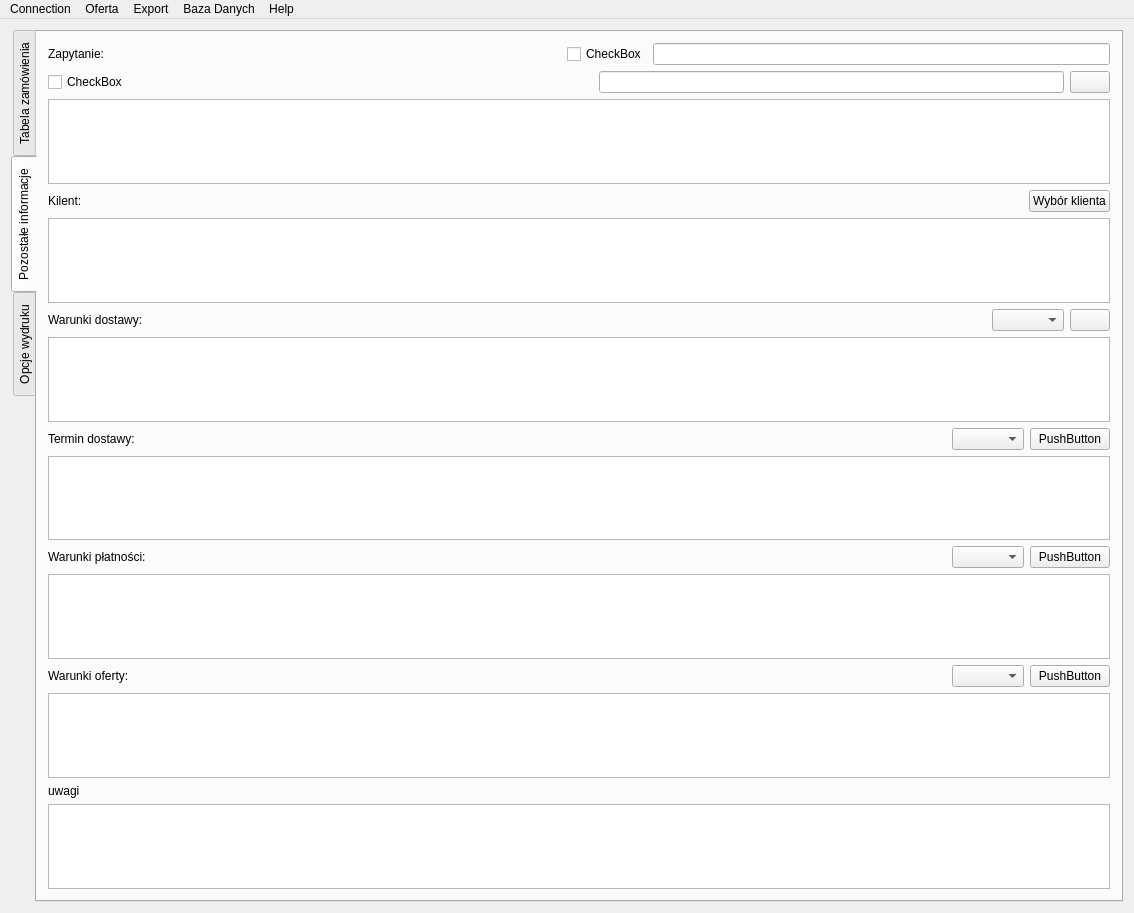
This is MainWindow.ui in konserw/koferta as Qt 5 draws it before an edit. The edited form follows.
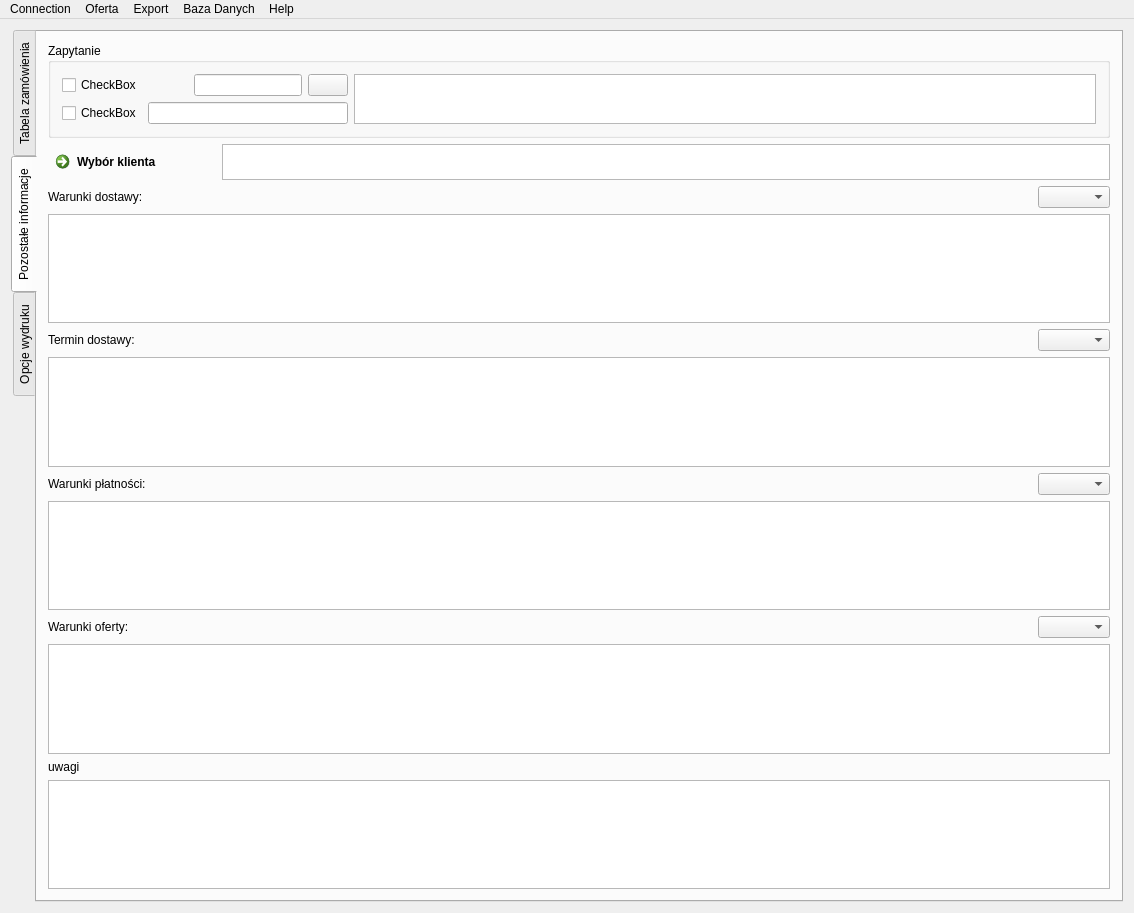
This is the edited form. Icons and pictures are not drawn.

```diff
--- a/MainWindow.ui
+++ b/MainWindow.ui
@@ -18,7 +18,7 @@
     <normaloff>:/ico</normaloff>:/ico</iconset>
   </property>
   <widget class="QWidget" name="centralWidget">
-   <layout class="QHBoxLayout" name="horizontalLayout_10">
+   <layout class="QVBoxLayout" name="verticalLayout_5">
     <item>
      <widget class="QTabWidget" name="tabWidget">
       <property name="tabPosition">
@@ -79,41 +79,24 @@
        <attribute name="title">
         <string>Pozostałe informacje</string>
        </attribute>
-       <layout class="QVBoxLayout" name="verticalLayout">
+       <layout class="QVBoxLayout" name="verticalLayout_3">
         <item>
+         <widget class="QGroupBox" name="grupBox_zapytanie">
+          <property name="sizePolicy">
+           <sizepolicy hsizetype="Preferred" vsizetype="Minimum">
+            <horstretch>0</horstretch>
+            <verstretch>0</verstretch>
+           </sizepolicy>
+          </property>
+          <property name="title">
+           <string>Zapytanie</string>
+          </property>
          <layout class="QHBoxLayout" name="horizontalLayout_4">
           <item>
-           <widget class="QLabel" name="label_zapytanie">
-            <property name="text">
-             <string>Zapytanie:</string>
-            </property>
-           </widget>
-          </item>
-          <item>
-           <spacer name="horizontalSpacer_5">
-            <property name="orientation">
-             <enum>Qt::Horizontal</enum>
-            </property>
-            <property name="sizeHint" stdset="0">
-             <size>
-              <width>40</width>
-              <height>20</height>
-             </size>
-            </property>
-           </spacer>
-          </item>
-          <item>
-           <widget class="QCheckBox" name="checkBox_zapytanieNr">
-            <property name="text">
-             <string>CheckBox</string>
-            </property>
-           </widget>
-          </item>
-          <item>
-           <widget class="QLineEdit" name="lineEdit_zapytanieNr"/>
-          </item>
-         </layout>
-        </item>
+            <layout class="QVBoxLayout" name="verticalLayout">
+             <property name="sizeConstraint">
+              <enum>QLayout::SetDefaultConstraint</enum>
+             </property>
         <item>
          <layout class="QHBoxLayout" name="horizontalLayout">
           <item>
@@ -124,23 +107,23 @@
            </widget>
           </item>
           <item>
-           <spacer name="horizontalSpacer_6">
-            <property name="orientation">
-             <enum>Qt::Horizontal</enum>
-            </property>
-            <property name="sizeHint" stdset="0">
-             <size>
-              <width>40</width>
-              <height>20</height>
-             </size>
-            </property>
-           </spacer>
-          </item>
-          <item>
-           <widget class="QLineEdit" name="lineEdit_zapytanieData"/>
+                <widget class="QLineEdit" name="lineEdit_zapytanieData">
+                 <property name="sizePolicy">
+                  <sizepolicy hsizetype="Fixed" vsizetype="Fixed">
+                   <horstretch>0</horstretch>
+                   <verstretch>0</verstretch>
+                  </sizepolicy>
+                 </property>
+                </widget>
           </item>
           <item>
            <widget class="QPushButton" name="pushButton_zapytanieData">
+                 <property name="sizePolicy">
+                  <sizepolicy hsizetype="Fixed" vsizetype="Fixed">
+                   <horstretch>0</horstretch>
+                   <verstretch>0</verstretch>
+                  </sizepolicy>
+                 </property>
             <property name="text">
              <string/>
             </property>
@@ -159,54 +142,94 @@
          </layout>
         </item>
         <item>
+              <layout class="QHBoxLayout" name="horizontalLayout_11">
+               <item>
+                <widget class="QCheckBox" name="checkBox_zapytanieNr">
+                 <property name="text">
+                  <string>CheckBox</string>
+                 </property>
+                </widget>
+               </item>
+               <item>
+                <widget class="QLineEdit" name="lineEdit_zapytanieNr">
+                 <property name="sizePolicy">
+                  <sizepolicy hsizetype="Minimum" vsizetype="Fixed">
+                   <horstretch>0</horstretch>
+                   <verstretch>0</verstretch>
+                  </sizepolicy>
+                 </property>
+                 <property name="minimumSize">
+                  <size>
+                   <width>200</width>
+                   <height>0</height>
+                  </size>
+                 </property>
+                 <property name="maximumSize">
+                  <size>
+                   <width>500</width>
+                   <height>16777215</height>
+                  </size>
+                 </property>
+                 <property name="baseSize">
+                  <size>
+                   <width>500</width>
+                   <height>0</height>
+                  </size>
+                 </property>
+                </widget>
+               </item>
+              </layout>
+             </item>
+            </layout>
+           </item>
+           <item>
          <widget class="QPlainTextEdit" name="plainTextEdit_zapytanie">
+             <property name="sizePolicy">
+              <sizepolicy hsizetype="Expanding" vsizetype="Ignored">
+               <horstretch>0</horstretch>
+               <verstretch>0</verstretch>
+              </sizepolicy>
+             </property>
           <property name="maximumSize">
            <size>
             <width>16777215</width>
             <height>16777215</height>
            </size>
           </property>
+            </widget>
+           </item>
+          </layout>
          </widget>
         </item>
         <item>
          <layout class="QHBoxLayout" name="horizontalLayout_3">
           <item>
-           <widget class="QLabel" name="label_klient">
-            <property name="text">
-             <string>Kilent:</string>
-            </property>
-           </widget>
-          </item>
-          <item>
-           <spacer name="horizontalSpacer_4">
-            <property name="orientation">
-             <enum>Qt::Horizontal</enum>
-            </property>
-            <property name="sizeHint" stdset="0">
-             <size>
-              <width>40</width>
-              <height>20</height>
-             </size>
-            </property>
-           </spacer>
-          </item>
-          <item>
-           <widget class="QPushButton" name="pushButton_wyborKlienta">
-            <property name="sizePolicy">
-             <sizepolicy hsizetype="Fixed" vsizetype="Fixed">
-              <horstretch>0</horstretch>
-              <verstretch>0</verstretch>
-             </sizepolicy>
-            </property>
+           <widget class="QCommandLinkButton" name="commandLinkButton_klient">
             <property name="text">
              <string>Wybór klienta</string>
             </property>
            </widget>
           </item>
-         </layout>
-        </item>
         <item>
-         <widget class="QPlainTextEdit" name="plainTextEdit_klient"/>
+           <widget class="QPlainTextEdit" name="plainTextEdit_klient">
+            <property name="sizePolicy">
+             <sizepolicy hsizetype="Expanding" vsizetype="Ignored">
+              <horstretch>0</horstretch>
+              <verstretch>0</verstretch>
+             </sizepolicy>
+            </property>
+            <property name="tabChangesFocus">
+             <bool>true</bool>
+            </property>
+            <property name="lineWrapMode">
+             <enum>QPlainTextEdit::NoWrap</enum>
+            </property>
+            <property name="readOnly">
+             <bool>true</bool>
+            </property>
+           </widget>
+          </item>
+         </layout>
         </item>
         <item>
          <layout class="QHBoxLayout" name="horizontalLayout_5">
@@ -233,13 +256,6 @@
           <item>
            <widget class="QComboBox" name="comboBox_dostawa"/>
           </item>
-          <item>
-           <widget class="QPushButton" name="pushButton_dostawa">
-            <property name="text">
-             <string/>
-            </property>
-           </widget>
-          </item>
          </layout>
         </item>
         <item>
@@ -277,13 +293,6 @@
           <item>
            <widget class="QComboBox" name="comboBox_termin"/>
           </item>
-          <item>
-           <widget class="QPushButton" name="pushButton_termin">
-            <property name="text">
-             <string>PushButton</string>
-            </property>
-           </widget>
-          </item>
          </layout>
         </item>
         <item>
@@ -321,13 +330,6 @@
           <item>
            <widget class="QComboBox" name="comboBox_platnosc"/>
           </item>
-          <item>
-           <widget class="QPushButton" name="pushButton_platnosc">
-            <property name="text">
-             <string>PushButton</string>
-            </property>
-           </widget>
-          </item>
          </layout>
         </item>
         <item>
@@ -374,13 +376,6 @@
           <item>
            <widget class="QComboBox" name="comboBox_oferta"/>
           </item>
-          <item>
-           <widget class="QPushButton" name="pushButton_oferta">
-            <property name="text">
-             <string>PushButton</string>
-            </property>
-           </widget>
-          </item>
          </layout>
         </item>
         <item>
@@ -410,6 +405,19 @@
           </property>
          </widget>
         </item>
+        <item>
+         <spacer name="verticalSpacer">
+          <property name="orientation">
+           <enum>Qt::Vertical</enum>
+          </property>
+          <property name="sizeHint" stdset="0">
+           <size>
+            <width>20</width>
+            <height>40</height>
+           </size>
+          </property>
+         </spacer>
+        </item>
        </layout>
       </widget>
       <widget class="QWidget" name="tab_4">
```
Left out of the diff: 25 changed lines with no effect on the pictures. Lines whose indentation alone changed are shown as unchanged.
